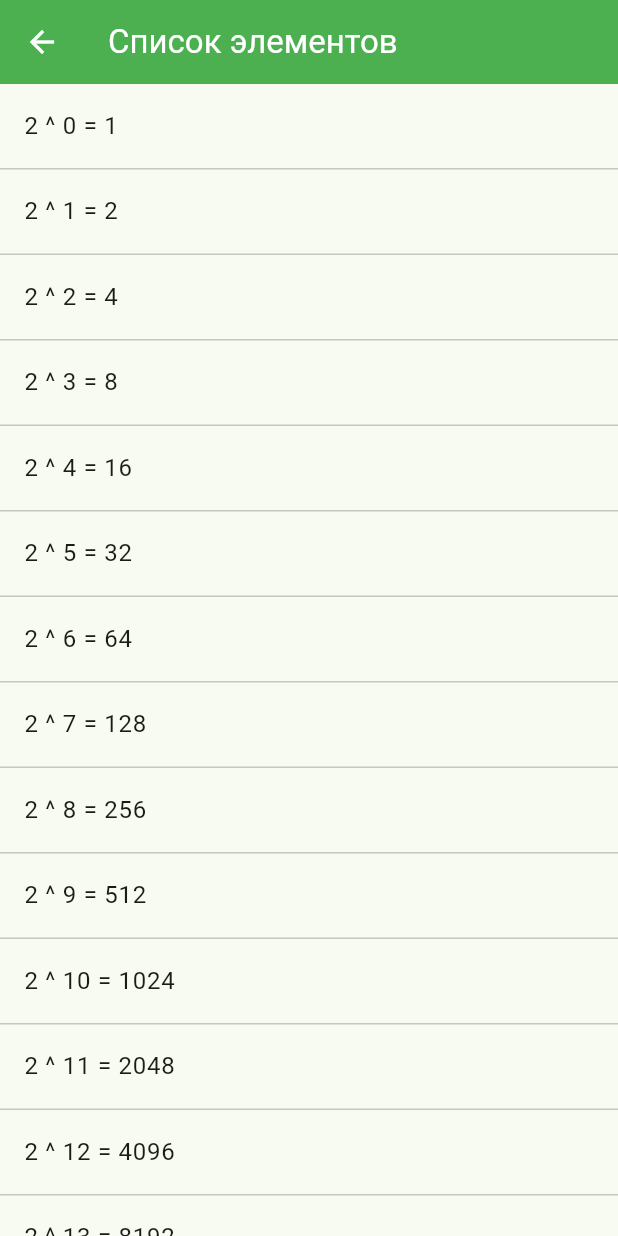
After one commit to GrigorevNikOfficial/PI2302_Grigorev, a Flutter app: the InfinityMathList screen opened directly, on a phone screen of 412 x 824 dp. The commit adds this screen. Run offline on Flutter 3.47's test engine with Material 3 defaults, Android fonts, the phone set to English and light mode, and no system bars.

Commit message:
Добавлен степенной список

```diff
--- /dev/null
+++ b/lab_5/lib/infinity_math_list.dart
@@ -0,0 +1,29 @@
+import 'package:flutter/material.dart';
+
+import 'dart:math';
+
+class InfinityMathList extends StatelessWidget {
+  const InfinityMathList({super.key});
+
+  @override
+  Widget build(BuildContext context) {
+    return Scaffold(
+      appBar: AppBar(
+        centerTitle: false,
+        title: const Text('Список элементов'),
+        backgroundColor: Colors.green,
+        foregroundColor: Colors.white,
+      ),
+      body: ListView.builder(
+        itemBuilder: (context, i) {
+          if (i.isOdd) {
+            return const Divider(height: 1);
+          }
+          final index = i ~/ 2;
+          final value = pow(2, index);
+          return ListTile(title: Text('2 ^ $index = ${value.toInt()}'));
+        },
+      ),
+    );
+  }
+}
--- a/lab_5/lib/main.dart
+++ b/lab_5/lib/main.dart
@@ -2,6 +2,7 @@ import 'package:flutter/material.dart';
 
 import 'simple_list.dart';
 import "infinity_list.dart";
+import 'infinity_math_list.dart';
 
 void main() {
   runApp(const MyApp());
@@ -119,6 +120,7 @@ class _MyHomePageState extends State<MyHomePage> {
                   const Divider(height: 1),
                   ListTile(
                     title: const Text('Степени числа 2'),
+                    onTap:() => _openPage(context, InfinityMathList()),
                   ),
                 ],
               ),
```
